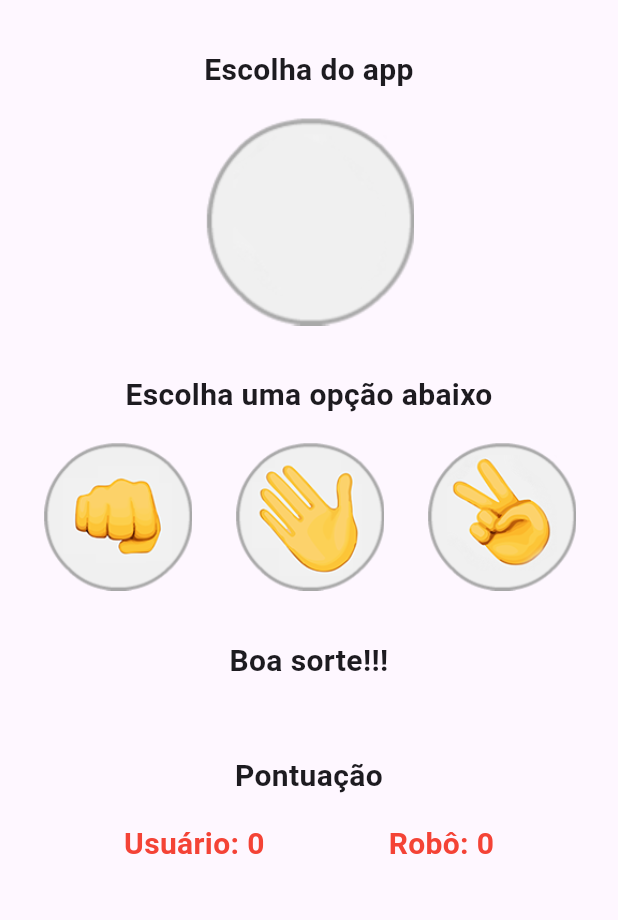
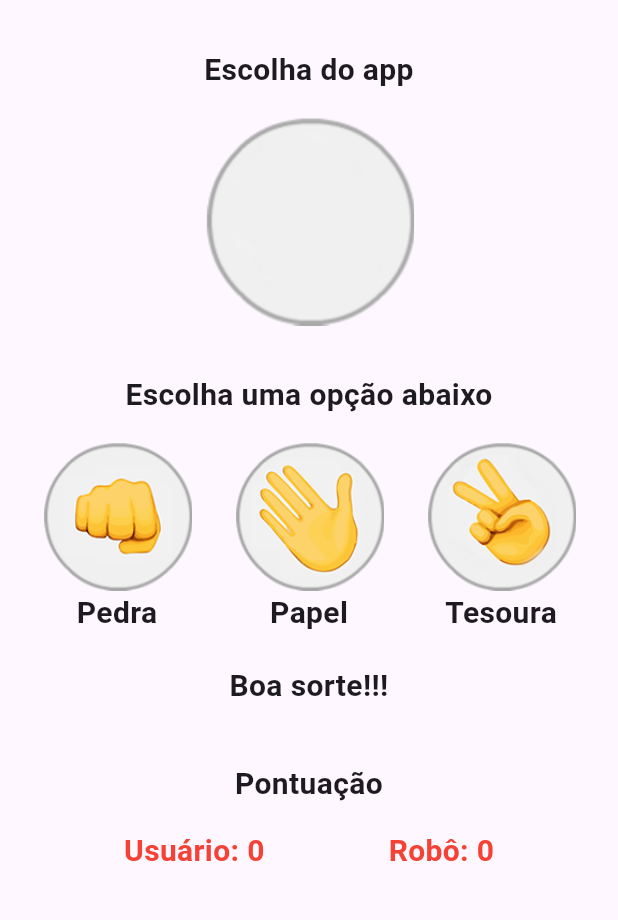
Before and after one commit to Richardy-Rodrigues/JokenPo_App, a Flutter app: the screen it shows after launch, on a phone screen of 412 x 824 dp, the part 84-1004 px from its top. Run offline on Flutter 3.47's test engine with Material 3 defaults, Android fonts, the phone set to English and light mode, and no system bars.

Commit message:
Adicionado identificação das opções a serem escolhidas

```diff
--- a/lib/jogo.dart
+++ b/lib/jogo.dart
@@ -96,28 +96,47 @@ class _JogoState extends State<Jogo> {
             children: <Widget>[
               GestureDetector(
                   onTap: () => _opcaoSelecionada("pedra"),
-                  child: Image(
+                  child: Column(
+                    children: [
+                      Image(
                         image: AssetImage('images/pedra.png'),
                         height: 100,
+                      ),
+                      Text("Pedra",
+                          style: TextStyle(
+                              fontSize: 20, fontWeight: FontWeight.bold))
+                    ],
                   )),
               GestureDetector(
                   onTap: () => _opcaoSelecionada("papel"),
-                child: Image(
+                  child: Column(
+                    children: [
+                      Image(
                         image: AssetImage('images/papel.png'),
                         height: 100,
                       ),
-              ),
+                      Text("Papel",
+                          style: TextStyle(
+                              fontSize: 20, fontWeight: FontWeight.bold))
+                    ],
+                  )),
               GestureDetector(
                   onTap: () => _opcaoSelecionada("tesoura"),
-                child: Image(
+                  child: Column(
+                    children: [
+                      Image(
                         image: AssetImage('images/tesoura.png'),
                         height: 100,
                       ),
-              )
+                      Text("Tesoura",
+                          style: TextStyle(
+                              fontSize: 20, fontWeight: FontWeight.bold))
+                    ],
+                  )),
             ],
           ),
           Padding(
-            padding: EdgeInsets.only(top: 32, bottom: 16),
+            padding: EdgeInsets.only(top: 20, bottom: 16),
             child: Text(
               _resultadoFinal,
               textAlign: TextAlign.center,
@@ -125,7 +144,7 @@ class _JogoState extends State<Jogo> {
             ),
           ),
           Padding(
-            padding: EdgeInsets.only(top: 32, bottom: 16),
+            padding: EdgeInsets.only(top: 20, bottom: 16),
             child: Text(
               "Pontuação",
               textAlign: TextAlign.center,
```
Lines whose indentation alone changed are shown as unchanged.
